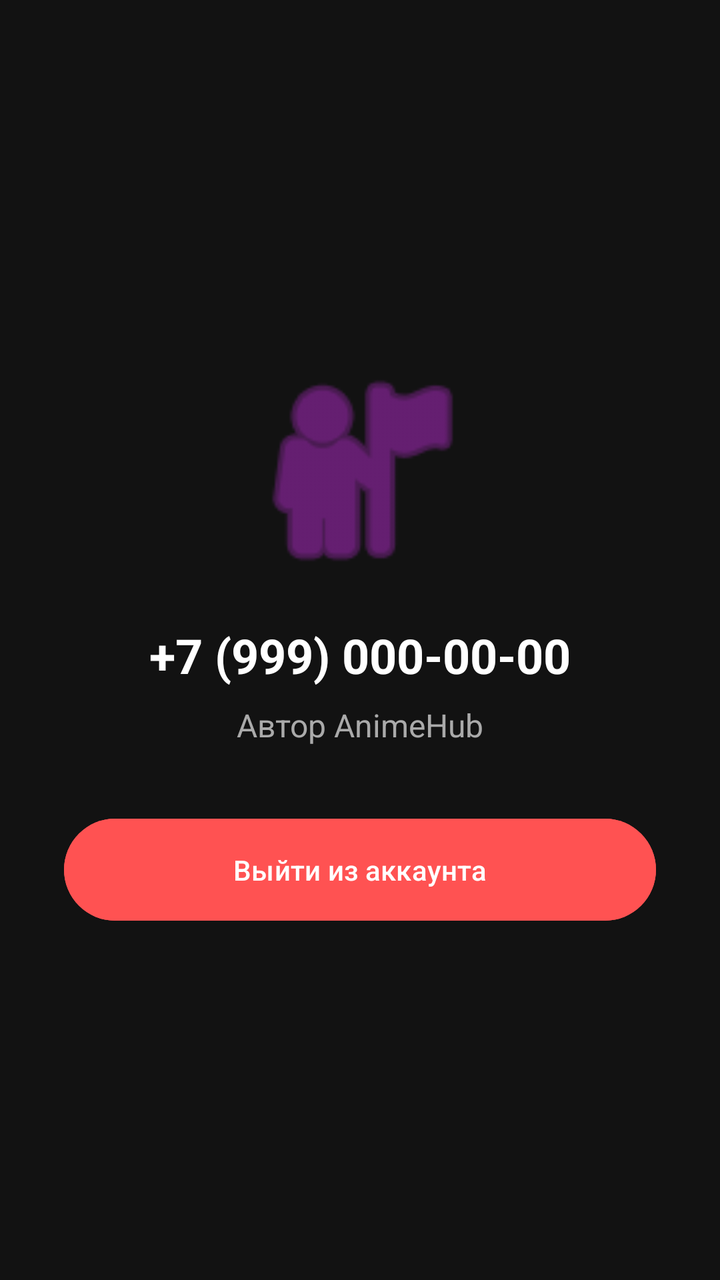
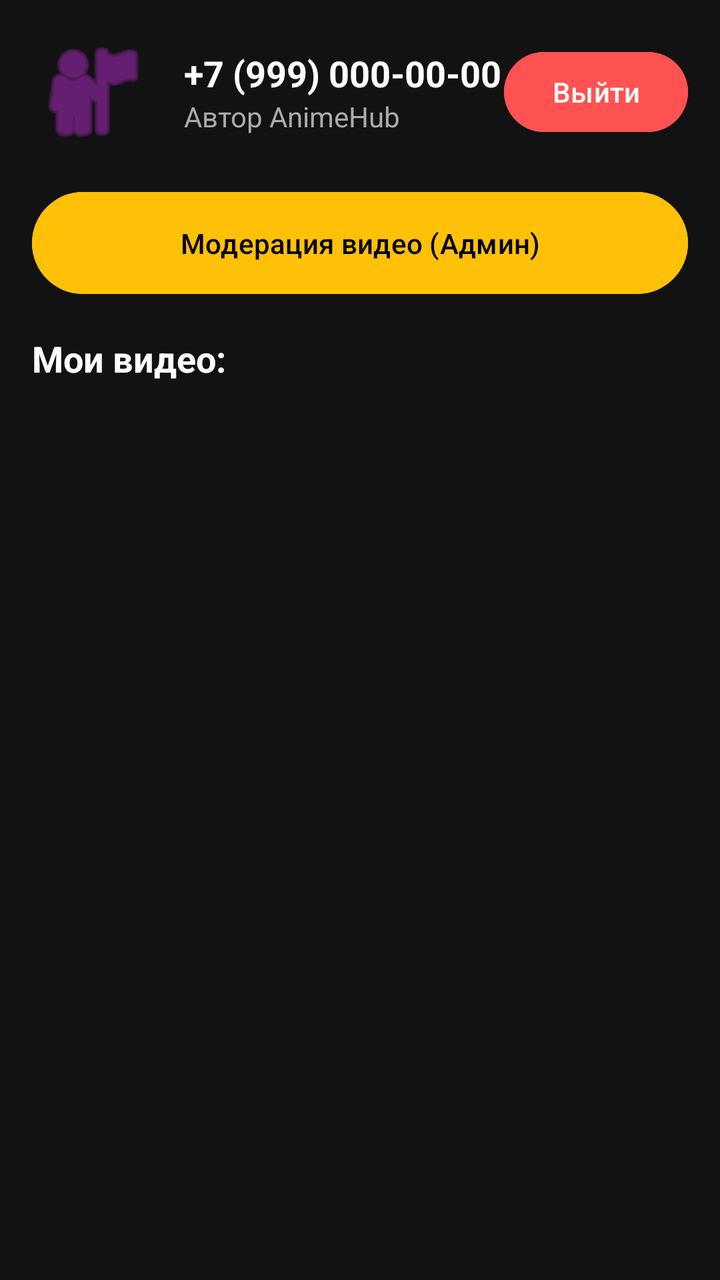

Compare the two renders of this Android layout. The source of the first and the diff that turns it into the second are given below.
<!-- AndroidManifest.xml: application theme Theme.Material3.DayNight.NoActionBar -->
<!-- res/layout/activity_profile.xml -->
<?xml version="1.0" encoding="utf-8"?>
<LinearLayout xmlns:android="http://schemas.android.com/apk/res/android"
    xmlns:app="http://schemas.android.com/apk/res-auto"
    android:layout_width="match_parent"
    android:layout_height="match_parent"
    android:orientation="vertical"
    android:gravity="center"
    android:padding="32dp"
    android:background="#121212">

    
    <ImageView
        android:layout_width="120dp"
        android:layout_height="120dp"
        android:src="@android:drawable/ic_menu_myplaces"
        app:tint="#9C27B0"
        android:layout_marginBottom="16dp"/>

    
    <TextView
        android:id="@+id/tvPhone"
        android:layout_width="wrap_content"
        android:layout_height="wrap_content"
        android:text="+7 (999) 000-00-00"
        android:textColor="#FFFFFF"
        android:textSize="24sp"
        android:textStyle="bold"
        android:layout_marginBottom="8dp"/>

    <TextView
        android:layout_width="wrap_content"
        android:layout_height="wrap_content"
        android:text="Автор AnimeHub"
        android:textColor="#AAAAAA"
        android:textSize="16sp"
        android:layout_marginBottom="32dp"/>

    
    <Button
        android:id="@+id/btnLogout"
        android:layout_width="match_parent"
        android:layout_height="wrap_content"
        android:text="Выйти из аккаунта"
        android:backgroundTint="#FF5252"
        android:textColor="#FFFFFF"
        android:padding="16dp"/>

</LinearLayout>
<!-- resources referenced by this layout -->
<resources>

</resources>

<!-- the commit's change to res/layout/activity_profile.xml (unified diff, before → after) -->
@@ -4,45 +4,78 @@
     android:layout_width="match_parent"
     android:layout_height="match_parent"
     android:orientation="vertical"
-    android:gravity="center"
-    android:padding="32dp"
+    android:padding="16dp"
     android:background="#121212">
 
     
-    <ImageView
-        android:layout_width="120dp"
-        android:layout_height="120dp"
-        android:src="@android:drawable/ic_menu_myplaces"
-        app:tint="#9C27B0"
+    <LinearLayout
+        android:layout_width="match_parent"
+        android:layout_height="wrap_content"
+        android:orientation="horizontal"
+        android:gravity="center_vertical"
+        android:layout_marginBottom="16dp">
+
+        <ImageView
+            android:layout_width="60dp"
+            android:layout_height="60dp"
+            android:src="@android:drawable/ic_menu_myplaces"
+            app:tint="#9C27B0"
+            android:layout_marginEnd="16dp"/>
+
+        <LinearLayout
+            android:layout_width="0dp"
+            android:layout_height="wrap_content"
+            android:layout_weight="1"
+            android:orientation="vertical">
+
+            <TextView
+                android:id="@+id/tvPhone"
+                android:layout_width="wrap_content"
+                android:layout_height="wrap_content"
+                android:text="+7 (999) 000-00-00"
+                android:textColor="#FFFFFF"
+                android:textSize="18sp"
+                android:textStyle="bold"/>
+
+            <TextView
+                android:layout_width="wrap_content"
+                android:layout_height="wrap_content"
+                android:text="Автор AnimeHub"
+                android:textColor="#AAAAAA"/>
+        </LinearLayout>
+
+        <Button
+            android:id="@+id/btnLogout"
+            android:layout_width="wrap_content"
+            android:layout_height="wrap_content"
+            android:text="Выйти"
+            android:backgroundTint="#FF5252"
+            android:textColor="#FFFFFF"/>
+    </LinearLayout>
+
+    <Button
+        android:id="@+id/btnAdmin"
+        android:layout_width="match_parent"
+        android:layout_height="wrap_content"
+        android:text="Модерация видео (Админ)"
+        android:backgroundTint="#FFC107"
+        android:textColor="#000000"
+        android:padding="16dp"
         android:layout_marginBottom="16dp"/>
-
-    
-    <TextView
-        android:id="@+id/tvPhone"
-        android:layout_width="wrap_content"
-        android:layout_height="wrap_content"
-        android:text="+7 (999) 000-00-00"
-        android:textColor="#FFFFFF"
-        android:textSize="24sp"
-        android:textStyle="bold"
-        android:layout_marginBottom="8dp"/>
 
     <TextView
         android:layout_width="wrap_content"
         android:layout_height="wrap_content"
-        android:text="Автор AnimeHub"
-        android:textColor="#AAAAAA"
-        android:textSize="16sp"
-        android:layout_marginBottom="32dp"/>
+        android:text="Мои видео:"
+        android:textColor="#FFFFFF"
+        android:textSize="18sp"
+        android:textStyle="bold"
+        android:layout_marginBottom="8dp"/>
 
     
-    <Button
-        android:id="@+id/btnLogout"
+    <androidx.recyclerview.widget.RecyclerView
+        android:id="@+id/rvMyVideos"
         android:layout_width="match_parent"
-        android:layout_height="wrap_content"
-        android:text="Выйти из аккаунта"
-        android:backgroundTint="#FF5252"
-        android:textColor="#FFFFFF"
-        android:padding="16dp"/>
+        android:layout_height="match_parent"/>
 
 </LinearLayout>
